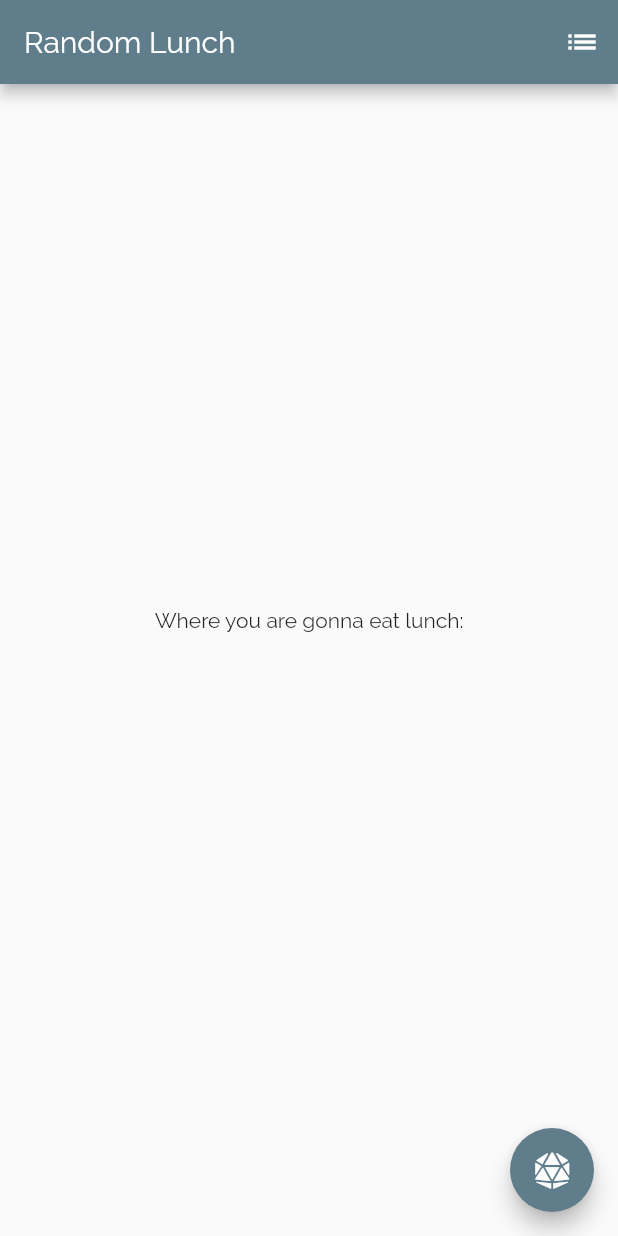
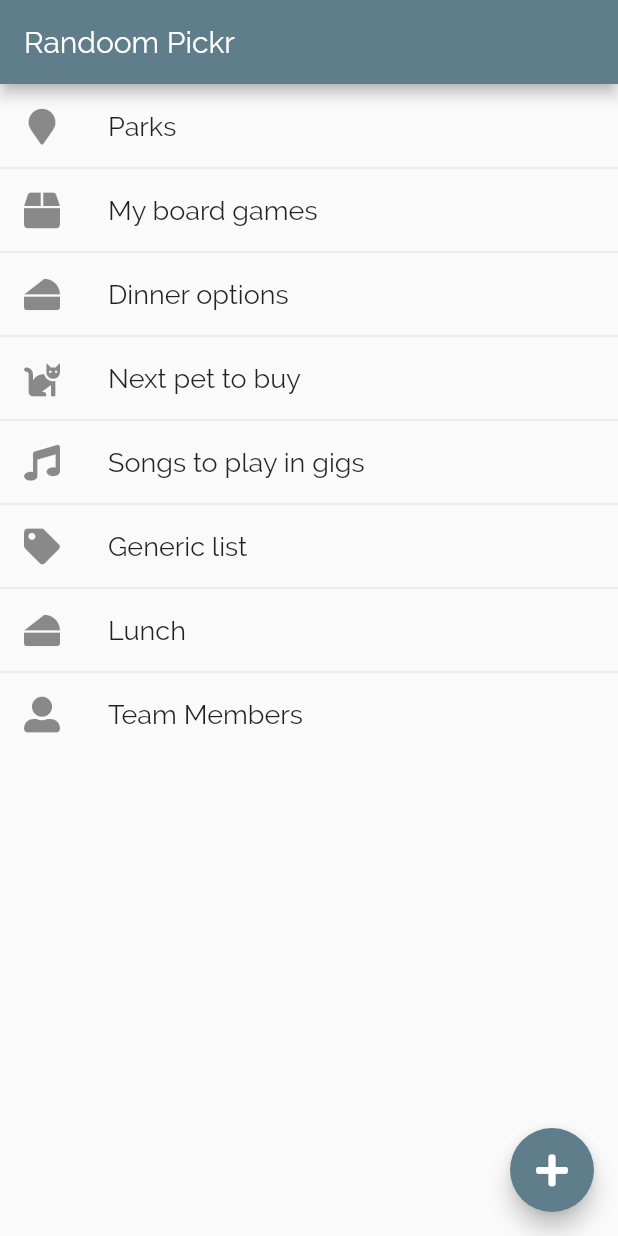
Before and after one commit to shyrwinsia/dcydr, a Flutter app: the screen it shows after launch, on a phone screen of 412 x 824 dp. Run offline on Flutter 3.47's test engine with Material 2 defaults, Android fonts, the phone set to English and light mode, and no system bars; our stand-ins replace font_awesome_flutter.

Commit message:
Added List Screen

```diff
--- a/lib/main.dart
+++ b/lib/main.dart
@@ -1,169 +1,16 @@
 import 'package:flutter/material.dart';
-import 'package:font_awesome_flutter/font_awesome_flutter.dart';
-import 'dart:math';
+import 'package:RandoomPickr/pages/home.dart';
 
-void main() => runApp(RandomLunch());
+void main() => runApp(RandoomPickr());
 
-// Datatype
-class Place {
-  String _name;
-  bool _selected = true;
-
-  Place(String name) {
-    this._name = name;
-  }
-
-  setSelected(bool selected) {
-    this._selected = selected;
-  }
-
-  getName() {
-    return this._name;
-  }
-
-  isSelected() {
-    return this._selected;
-  }
-}
-
-class RandomLunch extends StatelessWidget {
+class RandoomPickr extends StatelessWidget {
   @override
   Widget build(BuildContext context) {
     return MaterialApp(
       debugShowCheckedModeBanner: false,
-      title: 'Random Lunch',
+      title: 'Randoom Pickr',
       theme: ThemeData(primarySwatch: Colors.blueGrey, fontFamily: 'Raleway'),
-      home: HomePage(title: 'Random Lunch'),
+      home: HomePage(title: 'Randoom Pickr'),
     );
   }
 }
-
-class HomePage extends StatefulWidget {
-  HomePage({Key key, this.title}) : super(key: key);
-  final String title;
-  @override
-  _HomePageState createState() => _HomePageState();
-}
-
-class _HomePageState extends State<HomePage> {
-  Set<Place> _placesToEat = new Set();
-  String _whereToEat = "";
-  var rng = Random();
-
-  _HomePageState() {
-    _placesToEat.add(Place("Slave Food"));
-    _placesToEat.add(Place("Korean one-North"));
-    _placesToEat.add(Place("Koufu one-North"));
-    _placesToEat.add(Place("Subway one-North"));
-    _placesToEat.add(Place("Bismillah Biryani"));
-    _placesToEat.add(Place("Arkadaş Cafe"));
-    _placesToEat.add(Place("Burger King Vivo"));
-    _placesToEat.add(Place("Kopitiam Vivo"));
-    _placesToEat.add(Place("Texas Vivo"));
-    _placesToEat.add(Place("Stuff'd Vivo"));
-    _placesToEat.add(Place("Segar Buona Vista"));
-    _placesToEat.add(Place("Korean Bouna Vista"));
-    _placesToEat.add(Place("Texas Bouna Vista"));
-    _placesToEat.add(Place("Burger King NUH"));
-    _placesToEat.add(Place("Hawker NUH"));
-    _placesToEat.add(Place("Kopitiam NUH"));
-    _placesToEat.add(Place("Al Amaan"));
-  }
-
-  void _pickAPlace() {
-    Place place;
-    do {
-      place = _placesToEat.elementAt(rng.nextInt(_placesToEat.length));
-    } while (!place.isSelected());
-
-    setState(() {
-      _whereToEat = place.getName();
-    });
-  }
-
-  void _moveToListPage() {
-    Navigator.of(context)
-        .push(MaterialPageRoute<void>(builder: (BuildContext context) {
-      final Iterable<CustomSwitchTile> tiles = _placesToEat.map(
-        (Place place) {
-          return CustomSwitchTile(place);
-        },
-      );
-
-      final List<Widget> divided = ListTile.divideTiles(
-        context: context,
-        tiles: tiles,
-      ).toList();
-
-      return Scaffold(
-        appBar: AppBar(
-          title: Text('Places to eat'),
-        ),
-        body: ListView(children: divided),
-      );
-    }));
-  }
-
-  @override
-  Widget build(BuildContext context) {
-    return Scaffold(
-      appBar: AppBar(
-        title: Text(widget.title),
-        actions: <Widget>[
-          IconButton(icon: Icon(Icons.list), onPressed: _moveToListPage),
-        ],
-      ),
-      body: Center(
-        child: Column(
-          mainAxisAlignment: MainAxisAlignment.center,
-          children: <Widget>[
-            Text(
-              "Where you are gonna eat lunch:",
-            ),
-            Text(
-              '$_whereToEat',
-              style: Theme.of(context).textTheme.display2,
-            ),
-          ],
-        ),
-      ),
-      floatingActionButton: FloatingActionButton(
-        onPressed: _pickAPlace,
-        tooltip: 'Pick',
-        child: Icon(FontAwesomeIcons.diceD20),
-      ),
-    );
-  }
-}
-
-class CustomSwitchTile extends StatefulWidget {
-  Place _place;
-
-  CustomSwitchTile(Place place) {
-    this._place = place;
-  }
-
-  @override
-  _CustomSwitchTileState createState() => new _CustomSwitchTileState();
-}
-
-class _CustomSwitchTileState extends State<CustomSwitchTile> {
-  bool _v = false;
-
-  @override
-  Widget build(BuildContext context) {
-    return SwitchListTile(
-      title: Text(
-        widget._place.getName(),
-        style: TextStyle(fontSize: 18.0),
-      ),
-      value: widget._place.isSelected(),
-      onChanged: (value) => {
-            setState(() {
-              _v = value;
-              widget._place.setSelected(value);
-            })
-          },
-    );
-  }
-}
--- /dev/null
+++ b/lib/pages/home.dart
@@ -0,0 +1,92 @@
+import 'package:flutter/material.dart';
+import 'package:RandoomPickr/types.dart';
+import 'package:RandoomPickr/pages/list.dart';
+import 'package:font_awesome_flutter/font_awesome_flutter.dart';
+
+class HomePage extends StatefulWidget {
+  HomePage({Key key, this.title}) : super(key: key);
+  final String title;
+  @override
+  _HomePageState createState() => _HomePageState();
+}
+
+class _HomePageState extends State<HomePage> {
+  //  TODO: populate the state from db
+  List<RandomList> _lists = new List();
+
+  _HomePageState() {
+    _lists.add(new RandomList("Parks", IconType.Place));
+    _lists.add(new RandomList("My board games", IconType.Object));
+    _lists.add(new RandomList("Dinner options", IconType.Food));
+    _lists.add(new RandomList("Next pet to buy", IconType.Animal));
+    _lists.add(new RandomList("Songs to play in gigs", IconType.Music));
+    _lists.add(new RandomList("Generic list", IconType.Generic));
+
+    RandomList _placesToEat = new RandomList("Lunch", IconType.Food);
+    _placesToEat.add(RandomListItem("Slave Food"));
+    _placesToEat.add(RandomListItem("Korean one-North"));
+    _placesToEat.add(RandomListItem("Koufu one-North"));
+    _placesToEat.add(RandomListItem("Subway one-North"));
+    _placesToEat.add(RandomListItem("Bismillah Biryani"));
+    _placesToEat.add(RandomListItem("Arkadaş Cafe"));
+    _placesToEat.add(RandomListItem("Burger King Vivo"));
+    _placesToEat.add(RandomListItem("Kopitiam Vivo"));
+    _placesToEat.add(RandomListItem("Texas Vivo"));
+    _placesToEat.add(RandomListItem("Stuff'd Vivo"));
+    _placesToEat.add(RandomListItem("Segar Buona Vista"));
+    _placesToEat.add(RandomListItem("Korean Bouna Vista"));
+    _placesToEat.add(RandomListItem("Texas Bouna Vista"));
+    _placesToEat.add(RandomListItem("Burger King NUH"));
+    _placesToEat.add(RandomListItem("Hawker NUH"));
+    _placesToEat.add(RandomListItem("Kopitiam NUH"));
+    _placesToEat.add(RandomListItem("Al Amaan"));
+    _lists.add(_placesToEat);
+
+    RandomList _people = new RandomList("Team Members", IconType.Person);
+    _people.add(RandomListItem("Steel"));
+    _people.add(RandomListItem("Dean"));
+    _people.add(RandomListItem("Mervyn"));
+    _people.add(RandomListItem("Fu Qiang"));
+    _people.add(RandomListItem("KK"));
+    _people.add(RandomListItem("Peter"));
+    _lists.add(_people);
+  }
+
+  void _moveToListPage(list) {
+    Navigator.of(context).push(new MaterialPageRoute(
+        builder: (context) => new RandomListsWidget(list)));
+  }
+
+  @override
+  Widget build(BuildContext context) {
+    final Iterable<ListTile> tiles = _lists.map(
+      (list) {
+        return ListTile(
+          leading: list.getIcon(),
+          title: Text(list.getName(), style: TextStyle(fontSize: 18.0)),
+          onTap: () => _moveToListPage(list),
+        );
+      },
+    );
+
+    final List<Widget> divided = ListTile.divideTiles(
+      context: context,
+      tiles: tiles,
+    ).toList();
+
+    return Scaffold(
+      appBar: new AppBar(
+        title: new Text("Randoom Pickr"),
+      ),
+      body: ListView(children: divided),
+      floatingActionButton: FloatingActionButton(
+        onPressed: _pickAPlace,
+        tooltip: 'Add new list',
+        child: Icon(FontAwesomeIcons.plus),
+      ),
+    );
+  }
+
+  _pickAPlace() {}
+}
+// move the list to the front page
--- /dev/null
+++ b/lib/types.dart
@@ -0,0 +1,75 @@
+import 'package:flutter/material.dart';
+import 'package:font_awesome_flutter/font_awesome_flutter.dart';
+
+// Datatype
+class RandomListItem {
+  String _name;
+  bool _selected = true;
+
+  RandomListItem(String name) {
+    this._name = name;
+  }
+
+  setSelected(bool selected) {
+    this._selected = selected;
+  }
+
+  getName() {
+    return this._name;
+  }
+
+  isSelected() {
+    return this._selected;
+  }
+}
+
+class RandomList {
+  String _name;
+  IconType _icon;
+  List<RandomListItem> _items;
+
+  RandomList(this._name, this._icon) {
+    this._items = new List();
+  }
+
+  getName() {
+    return this._name;
+  }
+
+  getActiveItems() {
+    return this._items.where((i) => i.isSelected()).toList();
+  }
+
+  getItems() {
+    return this._items;
+  }
+
+  add(RandomListItem item) {
+    this._items.add(item);
+  }
+
+  remove(RandomListItem item) {
+    this._items.remove(item);
+  }
+
+  Icon getIcon() {
+    switch (_icon) {
+      case IconType.Person:
+        return Icon(FontAwesomeIcons.userAlt);
+      case IconType.Object:
+        return Icon(FontAwesomeIcons.box);
+      case IconType.Place:
+        return Icon(FontAwesomeIcons.mapMarker);
+      case IconType.Food:
+        return Icon(FontAwesomeIcons.cheese);
+      case IconType.Animal:
+        return Icon(FontAwesomeIcons.cat);
+      case IconType.Music:
+        return Icon(FontAwesomeIcons.music);
+      default:
+        return Icon(FontAwesomeIcons.tag);
+    }
+  }
+}
+
+enum IconType { Person, Object, Place, Food, Animal, Music, Generic }
--- a/pubspec.yaml
+++ b/pubspec.yaml
@@ -1,5 +1,5 @@
-name: RandomLunch
-description: Randomize where to eat lunch
+name: RandoomPickr
+description: Randomize picker for victims of analysis paralysis
 version: 1.0.0+1
 
 environment:
```
Also changed, not shown: lib/pages/list.dart (added, +117 -0 lines), 1 other file.
